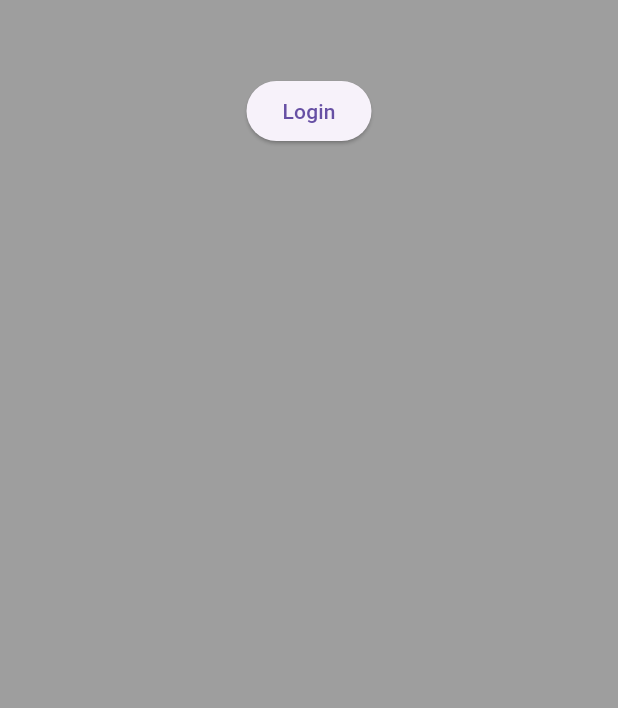
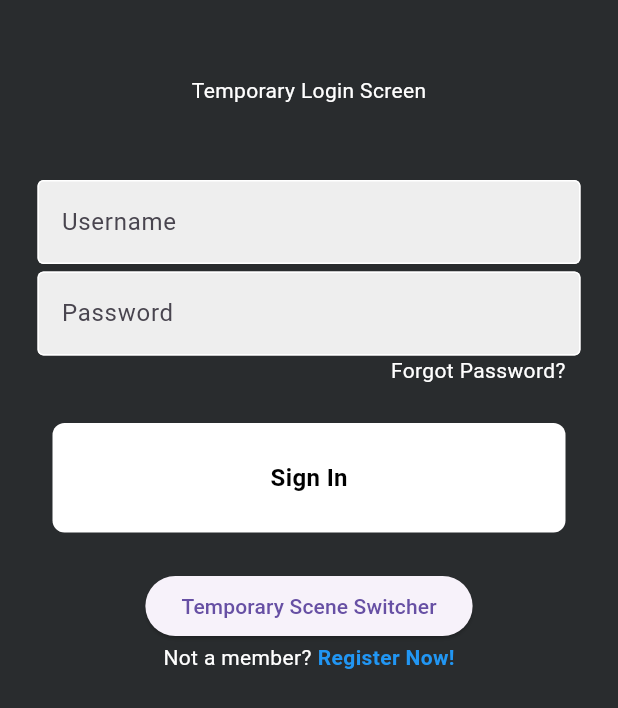
Before and after one commit to noavba/blabber, a Flutter app: the screen it shows after launch, on a phone screen of 412 x 824 dp. Shown: the top 708 px of the screen. Run offline on Flutter 3.47's test engine with Material 3 defaults, Android fonts, the phone set to English and light mode, and no system bars; our stand-ins replace firebase_core; accounts and stored records are empty.

Commit message:
completed temporary login screen, to add authentication

```diff
--- /dev/null
+++ b/lib/components/LoginButton.dart
@@ -0,0 +1,35 @@
+import 'package:flutter/material.dart';
+import 'package:blabber/pages/login_page.dart';
+
+class LoginButton extends StatelessWidget{
+
+
+  final Function()? onTap;
+
+  const LoginButton({super.key, required this.onTap});
+
+  @override
+  Widget build(BuildContext context){
+    return GestureDetector(
+      onTap: onTap,
+      child: Container(
+        padding: const EdgeInsets.all(25),
+        margin: const EdgeInsets.symmetric(horizontal: 35),
+        decoration: BoxDecoration(
+            color: Colors.white,
+            borderRadius: BorderRadius.circular(8),
+          ),
+          child: const Center(
+            child: Text(
+              "Sign In",
+              style: TextStyle(
+                color: Colors.black,
+                fontWeight: FontWeight.bold,
+                fontSize: 16,
+              ),
+            ),
+        ),
+      ),
+    );
+  }
+}
--- /dev/null
+++ b/lib/components/MyTextField.dart
@@ -0,0 +1,36 @@
+import 'package:flutter/material.dart';
+
+class MyTextField extends StatelessWidget{
+  final controller;
+  final String hintText;
+  final bool obscureText;
+
+  const MyTextField({
+    super.key,
+    required this.controller,
+    required this.hintText,
+    required this.obscureText,
+  });
+
+  @override
+  Widget build(BuildContext context){
+  return Padding(
+    padding: EdgeInsets.symmetric(horizontal: 25.0),
+      child: TextField(
+        controller: controller,
+        obscureText: obscureText,
+        decoration: InputDecoration(
+          enabledBorder: OutlineInputBorder(
+            borderSide: BorderSide(color: Colors.white),
+          ),
+          focusedBorder: OutlineInputBorder(
+            borderSide: BorderSide(color: Colors.grey.shade400)
+          ),
+          fillColor: Colors.grey.shade200,
+          filled: true,
+          hintText: hintText,
+        ),
+      ),
+    );
+  }
+}
--- a/lib/main.dart
+++ b/lib/main.dart
@@ -6,6 +6,7 @@
 
 
 void main() async {
+
 
   runApp(const MyApp());
 }
@@ -18,6 +19,7 @@
   @override
   Widget build(BuildContext context) {
     return MaterialApp(
+      //when creating a new page; use '/route name' and then the context is the class name that is created
       initialRoute: '/',
       routes: {
         '/': (context) => LoginPage(),
--- a/lib/pages/home_page.dart
+++ b/lib/pages/home_page.dart
@@ -1,5 +1,5 @@
 import 'package:flutter/material.dart';
-import 'package:flutter/widgets.dart';
+import 'login_page.dart';
 
 class Home extends StatelessWidget {
   const Home({super.key});
@@ -9,6 +9,7 @@
     return Scaffold(
       appBar: AppBar(
         title: const Text('Home'),
+        automaticallyImplyLeading: false,
       ),
       body: Center(
         child: ElevatedButton(
--- a/lib/pages/login_page.dart
+++ b/lib/pages/login_page.dart
@@ -1,35 +1,102 @@
 import 'package:flutter/material.dart';
 import 'package:flutter/widgets.dart';
+import 'package:blabber/components/MyTextField.dart';
+import 'package:blabber/components/LoginButton.dart';
 
 
 class LoginPage extends StatelessWidget{
-  const LoginPage({super.key});
+  LoginPage({super.key});
+
+  //login fields controllers
+  final usernameController = TextEditingController();
+  final passwordController = TextEditingController();
+
+
+  //sign user in
+  void signUserIn(){
+
+  }
 
   @override Widget build(BuildContext context){
     return Scaffold(
-      backgroundColor: Colors.grey,
-      body: Padding(
-        padding: const EdgeInsets.symmetric(vertical: 50),
-        child: Center(
-          child: Column(children: [
+      backgroundColor: Color.fromARGB(255, 41, 44, 46),
+      body: SafeArea(
+        child: Column(children: [
+          const SizedBox(height: 50),
+          const Text("Temporary Login Screen",
+            style:TextStyle(color: Colors.white),
+            ),
 
-            ElevatedButton(onPressed: (){
-              Navigator.pushNamed(context, '/homePage');
-            }, child: Text('Login'))
-            //blabber logo
+          const SizedBox(height: 50),
+
+          //username textfield
+
+          MyTextField(
+            controller: usernameController,
+            hintText: 'Username',
+            obscureText: false,
+          ),
+
+          const SizedBox(height: 5),
+
+          // pw textfield
+          MyTextField(
+            controller: passwordController,
+            hintText: 'Password',
+            obscureText: true,
+          ),
+
+          //forgot password
+
+          const Padding(
+            padding: EdgeInsets.symmetric(horizontal: 35),
+            child: Row(
+              mainAxisAlignment: MainAxisAlignment.end,
+              children: [
+                Text(
+                  'Forgot Password?',
+                  style: TextStyle(color: Colors.white),
+                  ),
+              ],
+            ),
+          ),
+
+
+          //sign in
+          const SizedBox(height: 25),
+
+          LoginButton(
+            onTap: signUserIn,
+          ),
 
 
 
-            //username textfield
+          const SizedBox(height: 25),
 
-            // pw textfield
 
-            //forgot password
+         ElevatedButton(onPressed: (){
+            Navigator.pushNamed(context, '/homePage');
+          }, child: const Text('Temporary Scene Switcher')),
 
-            //sign in
 
-            // sign up
-          ],),
+          // sign up
+
+          const Row(
+            mainAxisAlignment: MainAxisAlignment.center,
+            children: [
+            Text('Not a member?',
+              style: TextStyle(
+                color: Colors.white),
+              ),
+            SizedBox(width:4),
+            Text(
+              'Register Now!',
+              style: TextStyle(
+                color: Colors.blue, fontWeight: FontWeight.bold),
+              ),
+          ],
+          ),
+        ],
         ),
       )
     );
```
